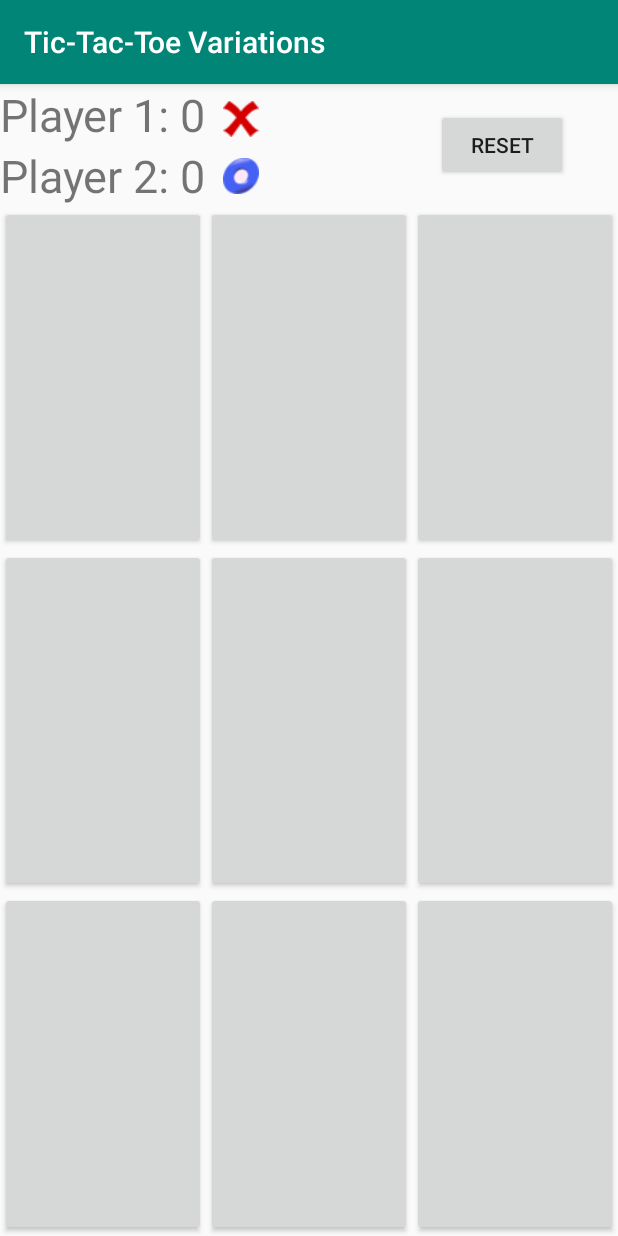
After one commit to c2designer/CSCI_4020, an Android app: the SecondActivity screen opened directly, with no data from a screen before it, on a phone screen of 412 x 824 dp. The commit adds this screen. Run offline under Robolectric (Android 15) with nearby library versions, the phone set to English and light mode, and no system bars.

Commit message:
Added SecondActivity.java and activity_second.xml. Changed Welcome background image and font.

```diff
--- a/TicTacToe/app/src/main/AndroidManifest.xml
+++ b/TicTacToe/app/src/main/AndroidManifest.xml
@@ -18,6 +18,7 @@
             </intent-filter>
         </activity>
         <activity android:name=".MainActivity" />
+        <activity android:name=".SecondActivity" />
     </application>
 
 </manifest>
--- a/TicTacToe/app/src/main/java/com/example/tictactoe/MainActivity.java
+++ b/TicTacToe/app/src/main/java/com/example/tictactoe/MainActivity.java
@@ -2,7 +2,6 @@ package com.example.tictactoe;
 
 import android.support.v7.app.AppCompatActivity;
 import android.os.Bundle;
-
 import android.view.View;
 import android.widget.Button;
 import android.widget.TextView;
--- /dev/null
+++ b/TicTacToe/app/src/main/res/layout/activity_second.xml
@@ -0,0 +1,153 @@
+<?xml version="1.0" encoding="utf-8"?>
+<LinearLayout xmlns:android="http://schemas.android.com/apk/res/android"
+    xmlns:tools="http://schemas.android.com/tools"
+    android:layout_width="match_parent"
+    android:layout_height="match_parent"
+    android:orientation="vertical"
+    tools:context=".SecondActivity">
+
+    <RelativeLayout
+        android:layout_width="match_parent"
+        android:layout_height="wrap_content">
+
+        <ImageView
+            android:id="@+id/image_view_1"
+            android:layout_width="24dp"
+            android:layout_height="24dp"
+            android:layout_marginTop="11dp"
+            android:layout_marginLeft="11dp"
+            android:layout_toRightOf="@+id/text_view_p1"
+            android:background="@drawable/letter_x" />
+
+        <TextView
+            android:id="@+id/text_view_p1"
+            android:layout_width="wrap_content"
+            android:layout_height="wrap_content"
+            android:freezesText="true"
+            android:text="Player 1: 0"
+            android:textSize="30sp" />
+
+        <ImageView
+            android:id="@+id/image_view_2"
+            android:layout_width="24dp"
+            android:layout_height="24dp"
+            android:layout_below="@+id/image_view_1"
+            android:layout_marginTop="14dp"
+            android:layout_marginLeft="11dp"
+            android:layout_toRightOf="@+id/text_view_p2"
+            android:background="@drawable/letter_o" />
+
+        <TextView
+            android:id="@+id/text_view_p2"
+            android:layout_width="wrap_content"
+            android:layout_height="wrap_content"
+            android:layout_below="@+id/text_view_p1"
+            android:freezesText="true"
+            android:text="Player 2: 0"
+            android:textSize="30sp" />
+
+        <Button
+            android:id="@+id/button_reset"
+            android:layout_width="wrap_content"
+            android:layout_height="wrap_content"
+            android:layout_alignParentEnd="true"
+            android:layout_centerVertical="true"
+            android:layout_marginEnd="33dp"
+            android:text="reset" />
+
+    </RelativeLayout>
+
+    <LinearLayout
+        android:layout_width="match_parent"
+        android:layout_height="0dp"
+        android:layout_weight="1">
+
+        <Button
+            android:id="@+id/button_00"
+            android:layout_width="0dp"
+            android:layout_height="match_parent"
+            android:layout_weight="1"
+            android:freezesText="true"
+            android:textSize="60sp" />
+
+        <Button
+            android:id="@+id/button_01"
+            android:layout_width="0dp"
+            android:layout_height="match_parent"
+            android:layout_weight="1"
+            android:freezesText="true"
+            android:textSize="60sp" />
+
+        <Button
+            android:id="@+id/button_02"
+            android:layout_width="0dp"
+            android:layout_height="match_parent"
+            android:layout_weight="1"
+            android:freezesText="true"
+            android:textSize="60sp" />
+
+    </LinearLayout>
+
+    <LinearLayout
+        android:layout_width="match_parent"
+        android:layout_height="0dp"
+        android:layout_weight="1">
+
+        <Button
+            android:id="@+id/button_10"
+            android:layout_width="0dp"
+            android:layout_height="match_parent"
+            android:layout_weight="1"
+            android:freezesText="true"
+            android:textSize="60sp"/>
+
+        <Button
+            android:id="@+id/button_11"
+            android:layout_width="0dp"
+            android:layout_height="match_parent"
+            android:layout_weight="1"
+            android:freezesText="true"
+            android:textSize="60sp" />
+
+        <Button
+            android:id="@+id/button_12"
+            android:layout_width="0dp"
+            android:layout_height="match_parent"
+            android:layout_weight="1"
+            android:freezesText="true"
+            android:textSize="60sp" />
+
+    </LinearLayout>
+
+    <LinearLayout
+        android:layout_width="match_parent"
+        android:layout_height="0dp"
+        android:layout_weight="1">
+
+        <Button
+            android:id="@+id/button_20"
+            android:layout_width="0dp"
+            android:layout_height="match_parent"
+            android:layout_weight="1"
+            android:freezesText="true"
+            android:textSize="60sp" />
+
+        <Button
+            android:id="@+id/button_21"
+            android:layout_width="0dp"
+            android:layout_height="match_parent"
+            android:layout_weight="1"
+            android:freezesText="true"
+            android:textSize="60sp" />
+
+        <Button
+            android:id="@+id/button_22"
+            android:layout_width="0dp"
+            android:layout_height="match_parent"
+            android:layout_weight="1"
+            android:freezesText="true"
+            android:textSize="60sp" />
+
+    </LinearLayout>
+
+</LinearLayout>
--- a/TicTacToe/app/src/main/res/values/strings.xml
+++ b/TicTacToe/app/src/main/res/values/strings.xml
@@ -1,3 +1,6 @@
 <resources>
     <string name="app_name">Tic Tac Toe</string>
+    <string name="play_button">Play Revenge 3-In-A-Row!</string>
+    <string name="play2_button">Play S.O.S.!</string>
+    <string name="welcome_textView">Welcome To  Tic-Tac-Toe Variations!</string>
 </resources>
--- a/TicTacToe/build.gradle
+++ b/TicTacToe/build.gradle
@@ -7,7 +7,7 @@ buildscript {
 
     }
     dependencies {
-        classpath 'com.android.tools.build:gradle:3.3.0'
+        classpath 'com.android.tools.build:gradle:3.3.1'
 
         // NOTE: Do not place your application dependencies here; they belong
         // in the individual module build.gradle files
```
Also changed, not shown: TicTacToe/app/src/main/java/com/example/tictactoe/SecondActivity.java (added, +181 -0 lines), TicTacToe/app/src/main/java/com/example/tictactoe/WelcomeActivity.java (+13 -1 lines), TicTacToe/app/src/main/res/layout/welcome.xml (+8 -11 lines), TicTacToe/app/src/main/res/drawable/xo.jpg (added).
